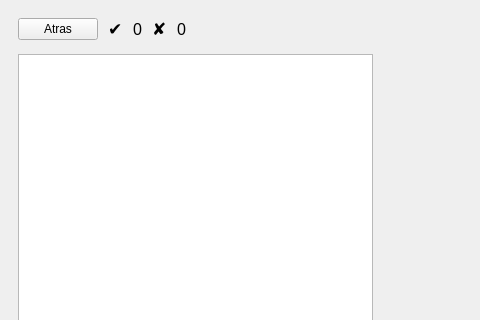
The window that src/gui/lltutorwindow.ui (jose-rZM/SyntaxTutor) describes before a commit, drawn with Qt 5; both pictures show x 0 to 480 and y 0 to 320 of the 856 by 718 pixel window.
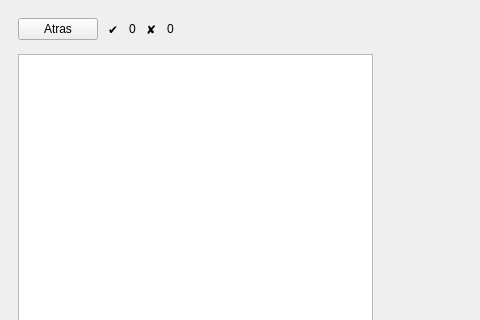
The same window after the commit. Icons and pictures are not drawn. Custom widgets are drawn as their Qt base class.

Patch:
```diff
--- a/src/gui/lltutorwindow.ui
+++ b/src/gui/lltutorwindow.ui
@@ -56,11 +56,6 @@
           <verstretch>0</verstretch>
          </sizepolicy>
         </property>
-        <property name="font">
-         <font>
-          <pointsize>13</pointsize>
-         </font>
-        </property>
         <property name="text">
          <string>✔</string>
         </property>
@@ -74,11 +69,6 @@
           <verstretch>0</verstretch>
          </sizepolicy>
         </property>
-        <property name="font">
-         <font>
-          <pointsize>12</pointsize>
-         </font>
-        </property>
         <property name="toolTip">
          <string>Respuestas correctas</string>
         </property>
@@ -95,11 +85,6 @@
           <verstretch>0</verstretch>
          </sizepolicy>
         </property>
-        <property name="font">
-         <font>
-          <pointsize>13</pointsize>
-         </font>
-        </property>
         <property name="text">
          <string>✘</string>
         </property>
@@ -113,11 +98,6 @@
           <verstretch>0</verstretch>
          </sizepolicy>
         </property>
-        <property name="font">
-         <font>
-          <pointsize>12</pointsize>
-         </font>
-        </property>
         <property name="toolTip">
          <string>Respuestas incorrectas</string>
         </property>
```
